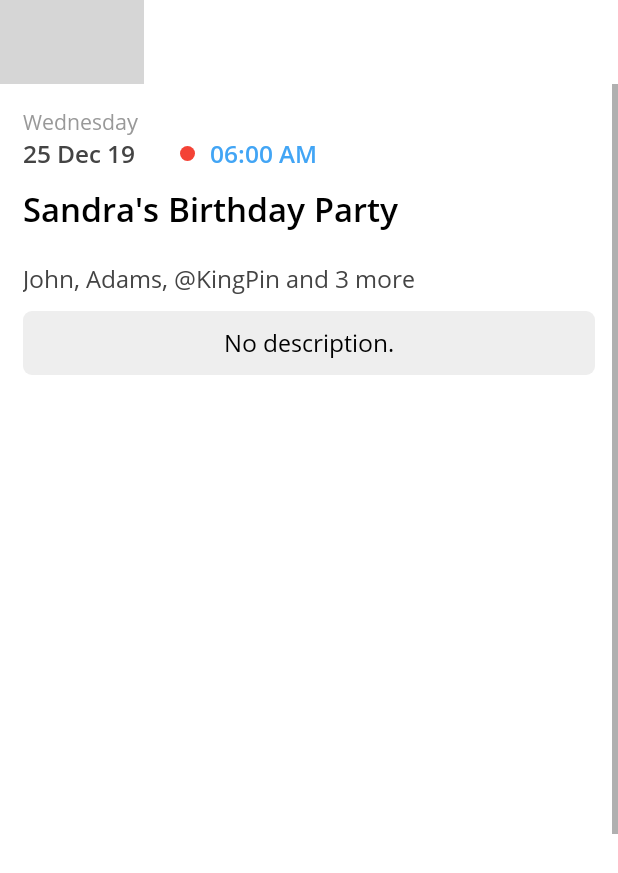
After one commit to hasaansworld/meantime2, an Android app: the ReminderActivity screen opened directly, with no data from a screen before it, on a phone screen of 412 x 824 dp. The commit adds this screen. Shown: the top 873 px of the screen. Run offline under Robolectric (Android 15) with nearby library versions, the phone set to English and light mode, and no system bars; grey boxes are pictures that could not be loaded.

Commit message:
designed basic details screen

```diff
--- a/app/src/main/AndroidManifest.xml
+++ b/app/src/main/AndroidManifest.xml
@@ -5,14 +5,15 @@
     <uses-permission android:name="android.permission.READ_CONTACTS" />
 
     <application
+        android:name=".DotApplication"
         android:allowBackup="true"
         android:icon="@mipmap/ic_launcher"
         android:label="@string/app_name"
         android:roundIcon="@mipmap/ic_launcher_round"
         android:supportsRtl="true"
-        android:theme="@style/AppTheme"
-        android:name=".DotApplication">
-        <activity android:name=".ManageAccessActivity"></activity>
+        android:theme="@style/AppTheme">
+        <activity android:name=".ReminderActivity"></activity>
+        <activity android:name=".ManageAccessActivity" />
         <activity android:name=".SplashActivity">
             <intent-filter>
                 <action android:name="android.intent.action.MAIN" />
--- a/app/src/main/java/dot/albums/AdapterReminders.java
+++ b/app/src/main/java/dot/albums/AdapterReminders.java
@@ -2,6 +2,7 @@ package dot.albums;
 
 import android.annotation.SuppressLint;
 import android.content.Context;
+import android.content.Intent;
 import android.graphics.Color;
 import android.graphics.Rect;
 import android.view.LayoutInflater;
@@ -17,12 +18,15 @@ import androidx.annotation.NonNull;
 import androidx.recyclerview.widget.RecyclerView;
 import com.bumptech.glide.Glide;
 
+import java.util.ArrayList;
 import java.util.HashMap;
+import java.util.List;
 
 public class AdapterReminders extends RecyclerView.Adapter<RecyclerView.ViewHolder>
 {
     Context context;
     HashMap<String, String> dates = new HashMap<>();
+    List<String> titles = new ArrayList<>();
     int colorAccent;
     int todayPosition = 6;
 
@@ -33,6 +37,11 @@ public class AdapterReminders extends RecyclerView.Adapter<RecyclerView.ViewHold
         dates.put("6", "Today");
         dates.put("10", "Tomorrow");
         dates.put("15", "7 Dec 2019");
+        titles.add("Sandra's Birthday Party");
+        titles.add("Dinner at Hardee's");
+        titles.add("Flutter Interact DSC CEME");
+        titles.add("Meeting");
+        titles.add("Raiding Area 51 and Recovering Alien Life");
         colorAccent = context.getResources().getColor(R.color.colorAccent);
     }
 
@@ -54,7 +63,7 @@ public class AdapterReminders extends RecyclerView.Adapter<RecyclerView.ViewHold
 
     }
 
-    public class ViewHolderReminder extends RecyclerView.ViewHolder{
+    public class ViewHolderReminder extends RecyclerView.ViewHolder implements View.OnClickListener {
         TextView title, people, description;
         ImageView image;
         public ViewHolderReminder(View v){
@@ -63,6 +72,14 @@ public class AdapterReminders extends RecyclerView.Adapter<RecyclerView.ViewHold
             people = v.findViewById(R.id.people);
             description = v.findViewById(R.id.description);
             image = v.findViewById(R.id.image);
+            v.setOnClickListener(this);
+        }
+
+        @Override
+        public void onClick(View v) {
+            Intent i = new Intent(context, ReminderActivity.class);
+            i.putExtra("position", getAdapterPosition()%5);
+            context.startActivity(i);
         }
     }
 
@@ -100,6 +117,7 @@ public class AdapterReminders extends RecyclerView.Adapter<RecyclerView.ViewHold
             }
             else
                 holderReminder.image.setVisibility(View.GONE);
+            holderReminder.title.setText(titles.get(position%5));
             if(holderReminder.people.getVisibility()==View.VISIBLE){
                 holderReminder.description.setMaxLines(1);
             }
--- a/app/src/main/java/dot/albums/MainActivity.java
+++ b/app/src/main/java/dot/albums/MainActivity.java
@@ -83,6 +83,13 @@ public class MainActivity extends AppCompatActivity {
             public void onScrolled(@NonNull RecyclerView recyclerView, int dx, int dy) {
                 super.onScrolled(recyclerView, dx, dy);
                 int firstPosition = layoutManager.findFirstVisibleItemPosition();
+                View v = layoutManager.findViewByPosition(firstPosition);
+                int height = v.getHeight();
+                int difference = height + v.getTop();
+                float perc = ((float)difference/height)*100;
+                int percentage = Math.round(perc);
+                if(percentage < 40)
+                    firstPosition++;
                 int headerPosition = adapter.getHeaderPositionForItem(firstPosition);
                 if(headerPosition == 2) {
                     headerLayout.setBackgroundColor(adapter.colorAccent);
--- /dev/null
+++ b/app/src/main/java/dot/albums/ReminderActivity.java
@@ -0,0 +1,93 @@
+package dot.albums;
+
+import androidx.annotation.NonNull;
+import androidx.annotation.Nullable;
+import androidx.appcompat.app.AppCompatActivity;
+import androidx.appcompat.widget.Toolbar;
+import androidx.core.view.ViewCompat;
+import androidx.core.widget.NestedScrollView;
+
+import android.content.Context;
+import android.graphics.Color;
+import android.os.Build;
+import android.os.Bundle;
+import android.util.AttributeSet;
+import android.util.DisplayMetrics;
+import android.view.MenuItem;
+import android.view.View;
+import android.view.ViewTreeObserver;
+import android.widget.ScrollView;
+import android.widget.TextView;
+
+import com.google.android.material.appbar.AppBarLayout;
+import com.google.android.material.appbar.CollapsingToolbarLayout;
+
+import java.util.ArrayList;
+import java.util.List;
+
+public class ReminderActivity extends AppCompatActivity {
+
+    Toolbar toolbar;
+    AppBarLayout appBarLayout;
+    TextView title;
+    List<String> titles = new ArrayList<>();
+    int elevation;
+    ScrollView scrollView;
+
+    @Override
+    protected void onCreate(Bundle savedInstanceState) {
+        super.onCreate(savedInstanceState);
+        setContentView(R.layout.activity_reminder);
+        elevation = dpToPixel(4, this);
+
+        toolbar = findViewById(R.id.toolbar);
+        appBarLayout = findViewById(R.id.appBarLayout);
+        setSupportActionBar(toolbar);
+        getSupportActionBar().setDisplayHomeAsUpEnabled(true);
+        getSupportActionBar().setHomeAsUpIndicator(R.drawable.ic_arrow_back_black_24dp);
+        getSupportActionBar().setDisplayShowTitleEnabled(false);
+
+        title = findViewById(R.id.title);
+        scrollView = findViewById(R.id.scrollView);
+
+        setTitle();
+
+        if(Build.VERSION.SDK_INT >= 21) {
+            scrollView.getViewTreeObserver().addOnScrollChangedListener(new ViewTreeObserver.OnScrollChangedListener() {
+                @Override
+                public void onScrollChanged() {
+                    int scrollY = scrollView.getScrollY();
+                    if(getSupportActionBar() != null) {
+                        if (scrollY > 0)
+                            appBarLayout.setElevation(elevation);
+                        else
+                            appBarLayout.setElevation(0);
+                    }
+                }
+            });
+        }
+
+    }
+
+
+    void setTitle() {
+        titles.add("Sandra's Birthday Party");
+        titles.add("Dinner at Hardee's");
+        titles.add("Flutter Interact DSC CEME");
+        titles.add("Meeting");
+        titles.add("Raiding Area 51 and Recovering Alien Life");
+        int position = getIntent().getIntExtra("position", 0);
+        title.setText(titles.get(position));
+    }
+
+    @Override
+    public boolean onOptionsItemSelected(MenuItem item) {
+        if(item.getItemId() == android.R.id.home)
+            finish();
+        return true;
+    }
+
+    public static int dpToPixel(float dp, Context context) {
+        return Math.round(dp * ((float) context.getResources().getDisplayMetrics().densityDpi / DisplayMetrics.DENSITY_DEFAULT));
+    }
+}
--- /dev/null
+++ b/app/src/main/res/drawable/description_background.xml
@@ -0,0 +1,11 @@
+<?xml version="1.0" encoding="utf-8"?>
+<shape xmlns:android="http://schemas.android.com/apk/res/android"
+    android:shape="rectangle">
+
+    <solid
+        android:color="#eeeeee" />
+
+    <corners
+        android:radius="6dp" />
+
+</shape>
--- /dev/null
+++ b/app/src/main/res/layout/activity_reminder.xml
@@ -0,0 +1,115 @@
+<?xml version="1.0" encoding="utf-8"?>
+<FrameLayout xmlns:android="http://schemas.android.com/apk/res/android"
+    xmlns:app="http://schemas.android.com/apk/res-auto"
+    android:layout_width="match_parent"
+    android:layout_height="match_parent">
+
+    <ScrollView
+        android:id="@+id/scrollView"
+        android:layout_width="match_parent"
+        android:layout_height="wrap_content"
+        android:clipToPadding="false"
+        android:paddingTop="?attr/actionBarSize">
+
+        <LinearLayout
+            android:layout_width="match_parent"
+            android:layout_height="wrap_content"
+            android:orientation="vertical"
+            android:padding="15dp">
+
+            <TextView
+                android:layout_width="wrap_content"
+                android:layout_height="wrap_content"
+                android:textSize="14sp"
+                android:textColor="#999999"
+                android:text="Wednesday"/>
+
+            <LinearLayout
+                android:layout_width="wrap_content"
+                android:layout_height="wrap_content"
+                android:gravity="center_vertical"
+                android:orientation="horizontal">
+
+                <TextView
+                    android:layout_width="wrap_content"
+                    android:layout_height="wrap_content"
+                    android:textSize="16sp"
+                    android:textColor="#444444"
+                    android:textStyle="bold"
+                    android:text="25 Dec 19"/>
+
+                <View
+                    android:layout_width="10dp"
+                    android:layout_height="10dp"
+                    android:layout_marginLeft="30dp"
+                    android:background="@drawable/circle_red" />
+
+                <TextView
+                    android:id="@+id/time"
+                    android:layout_width="wrap_content"
+                    android:layout_height="wrap_content"
+                    android:layout_marginLeft="10dp"
+                    android:text="06:00 AM"
+                    android:textAllCaps="true"
+                    android:textColor="@color/colorAccent"
+                    android:textSize="16sp"
+                    android:textStyle="bold"/>
+
+            </LinearLayout>
+
+            <TextView
+                android:id="@+id/title"
+                android:layout_width="wrap_content"
+                android:layout_height="wrap_content"
+                android:textColor="@android:color/black"
+                android:layout_marginTop="10dp"
+                android:textSize="22sp"
+                android:textStyle="bold" />
+
+            <TextView
+                android:id="@+id/people"
+                android:layout_width="wrap_content"
+                android:layout_height="wrap_content"
+                android:layout_marginTop="20dp"
+                android:ellipsize="end"
+                android:maxLines="1"
+                android:text="John, Adams, @KingPin and 3 more"
+                android:textColor="#444444"
+                android:textSize="16sp" />
+
+            <TextView
+                android:id="@+id/description"
+                android:layout_width="match_parent"
+                android:layout_height="wrap_content"
+                android:layout_marginTop="10dp"
+                android:background="@drawable/description_background"
+                android:padding="10dp"
+                android:gravity="center"
+                android:text="No description."
+                android:textColor="@android:color/black"
+                android:textSize="16sp" />
+
+            <View
+                android:layout_width="match_parent"
+                android:layout_height="1000dp" />
+
+        </LinearLayout>
+
+    </ScrollView>
+
+    <com.google.android.material.appbar.AppBarLayout
+        android:id="@+id/appBarLayout"
+        android:layout_width="match_parent"
+        android:layout_height="wrap_content"
+        android:background="#F2FFFFFF"
+        app:elevation="0dp">
+
+        <androidx.appcompat.widget.Toolbar
+            android:id="@+id/toolbar"
+            android:layout_width="match_parent"
+            android:layout_height="wrap_content"
+            app:contentInsetStartWithNavigation="10dp" />
+
+    </com.google.android.material.appbar.AppBarLayout>
+
+</FrameLayout>
--- a/app/src/main/res/values/styles.xml
+++ b/app/src/main/res/values/styles.xml
@@ -46,4 +46,11 @@
         <item name="android:textStyle">bold</item>
     </style>
 
+    <style name="ExpandedTitle" parent="@android:style/TextAppearance.Medium">
+        <item name="android:textSize">22sp</item>
+        <item name="android:textColor">@android:color/black</item>
+        <item name="android:textStyle">bold</item>
+        <item name="android:fontFamily">@font/opensans</item>
+    </style>
+
 </resources>
```
